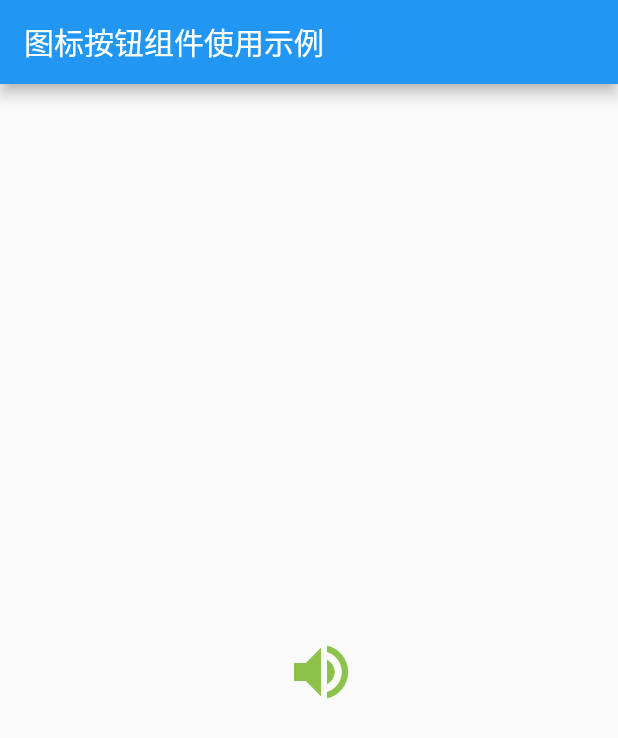
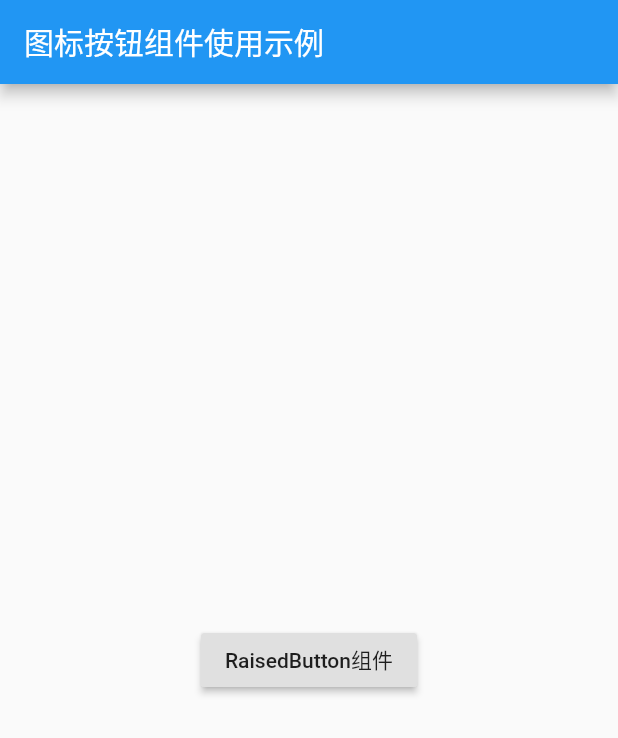
Before and after one commit to zhangjianliu/flutter_demo, a Flutter app: the screen it shows after launch, on a phone screen of 412 x 824 dp. Shown: the top 738 px of the screen. Run offline on Flutter 3.47's test engine with Material 2 defaults, Android fonts, the phone set to English and light mode, and no system bars.

Commit message:
按下按钮组件操作

```diff
--- a/flutter_day01/lib/main.dart
+++ b/flutter_day01/lib/main.dart
@@ -12,12 +12,11 @@ class LayoutDemo extends StatelessWidget {
         title: Text('图标按钮组件使用示例'),
       ),
       body: new Center(
-        child: new IconButton(
-          icon: Icon(Icons.volume_up, size: 48.0, color: Colors.lightGreen),
-          tooltip: '按下操作',
+        child: new RaisedButton(
           onPressed: () {
             print('按下操作');
           },
+          child: new Text('RaisedButton组件'),
         ),
       ),
     );
```
